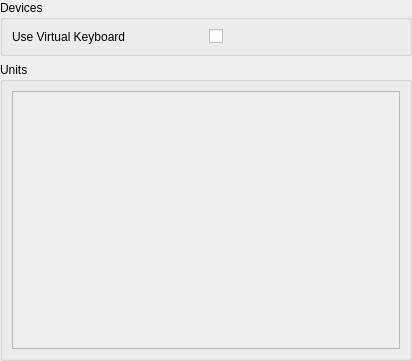
Before: the Qt Designer form ui/settings/Main.ui in OpenFairWind/FairWindSK, drawn with Qt 5.
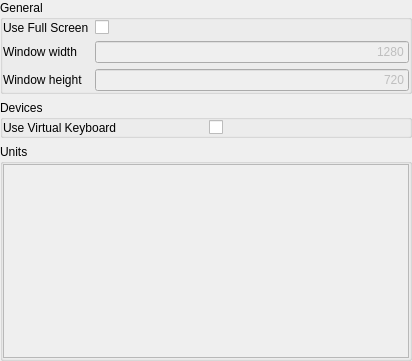
After: the same form once the commit is applied.

Commit message: Added FullScreen and windowed settings with default sze

Diff of the .ui file:
```diff
--- a/ui/settings/Main.ui
+++ b/ui/settings/Main.ui
@@ -24,7 +24,94 @@
    <property name="bottomMargin">
     <number>0</number>
    </property>
-   <item row="1" column="0">
+   <item row="0" column="0">
+    <widget class="QGroupBox" name="groupBox_General">
+     <property name="sizePolicy">
+      <sizepolicy hsizetype="Preferred" vsizetype="Preferred">
+       <horstretch>0</horstretch>
+       <verstretch>0</verstretch>
+      </sizepolicy>
+     </property>
+     <property name="title">
+      <string>General</string>
+     </property>
+     <layout class="QGridLayout" name="gridLayout_General">
+      <property name="leftMargin">
+       <number>0</number>
+      </property>
+      <property name="topMargin">
+       <number>0</number>
+      </property>
+      <property name="rightMargin">
+       <number>0</number>
+      </property>
+      <property name="bottomMargin">
+       <number>0</number>
+      </property>
+      <item row="0" column="0">
+       <widget class="QLabel" name="label_fullScreen">
+        <property name="text">
+         <string>Use Full Screen</string>
+        </property>
+       </widget>
+      </item>
+      <item row="1" column="0">
+       <widget class="QLabel" name="label_windowWidth">
+        <property name="text">
+         <string>Window width</string>
+        </property>
+       </widget>
+      </item>
+      <item row="2" column="0">
+       <widget class="QLabel" name="label_windowHeight">
+        <property name="text">
+         <string>Window height</string>
+        </property>
+       </widget>
+      </item>
+      <item row="1" column="1">
+       <widget class="QLineEdit" name="lineEdit_width">
+        <property name="enabled">
+         <bool>false</bool>
+        </property>
+        <property name="text">
+         <string>1280</string>
+        </property>
+        <property name="alignment">
+         <set>Qt::AlignmentFlag::AlignRight|Qt::AlignmentFlag::AlignTrailing|Qt::AlignmentFlag::AlignVCenter</set>
+        </property>
+        <property name="placeholderText">
+         <string>1280</string>
+        </property>
+       </widget>
+      </item>
+      <item row="0" column="1">
+       <widget class="QCheckBox" name="checkBox_fullscreen">
+        <property name="text">
+         <string/>
+        </property>
+       </widget>
+      </item>
+      <item row="2" column="1">
+       <widget class="QLineEdit" name="lineEdit_height">
+        <property name="enabled">
+         <bool>false</bool>
+        </property>
+        <property name="text">
+         <string>720</string>
+        </property>
+        <property name="alignment">
+         <set>Qt::AlignmentFlag::AlignRight|Qt::AlignmentFlag::AlignTrailing|Qt::AlignmentFlag::AlignVCenter</set>
+        </property>
+        <property name="placeholderText">
+         <string>720</string>
+        </property>
+       </widget>
+      </item>
+     </layout>
+    </widget>
+   </item>
+   <item row="2" column="0">
     <widget class="QGroupBox" name="groupBox_Units">
      <property name="sizePolicy">
       <sizepolicy hsizetype="Preferred" vsizetype="Preferred">
@@ -36,6 +123,18 @@
       <string>Units</string>
      </property>
      <layout class="QGridLayout" name="gridLayout_Units">
+      <property name="leftMargin">
+       <number>0</number>
+      </property>
+      <property name="topMargin">
+       <number>0</number>
+      </property>
+      <property name="rightMargin">
+       <number>0</number>
+      </property>
+      <property name="bottomMargin">
+       <number>0</number>
+      </property>
       <item row="0" column="0">
        <widget class="QScrollArea" name="scrollArea">
         <property name="widgetResizable">
@@ -46,8 +145,8 @@
           <rect>
            <x>0</x>
            <y>0</y>
-           <width>380</width>
-           <height>251</height>
+           <width>404</width>
+           <height>192</height>
           </rect>
          </property>
          <layout class="QGridLayout" name="gridLayout_Measures"/>
@@ -57,7 +156,7 @@
      </layout>
     </widget>
    </item>
-   <item row="0" column="0">
+   <item row="1" column="0">
     <widget class="QGroupBox" name="groupBox_Devices">
      <property name="sizePolicy">
       <sizepolicy hsizetype="Preferred" vsizetype="Preferred">
@@ -69,6 +168,18 @@
       <string>Devices</string>
      </property>
      <layout class="QGridLayout" name="gridLayout_Devices">
+      <property name="leftMargin">
+       <number>0</number>
+      </property>
+      <property name="topMargin">
+       <number>0</number>
+      </property>
+      <property name="rightMargin">
+       <number>0</number>
+      </property>
+      <property name="bottomMargin">
+       <number>0</number>
+      </property>
       <item row="0" column="0">
        <widget class="QLabel" name="label_virtualkeyboard">
         <property name="text">
```
Left out of the diff: 3 changed lines with no effect on the pictures. The commit also changes 2 other files.
